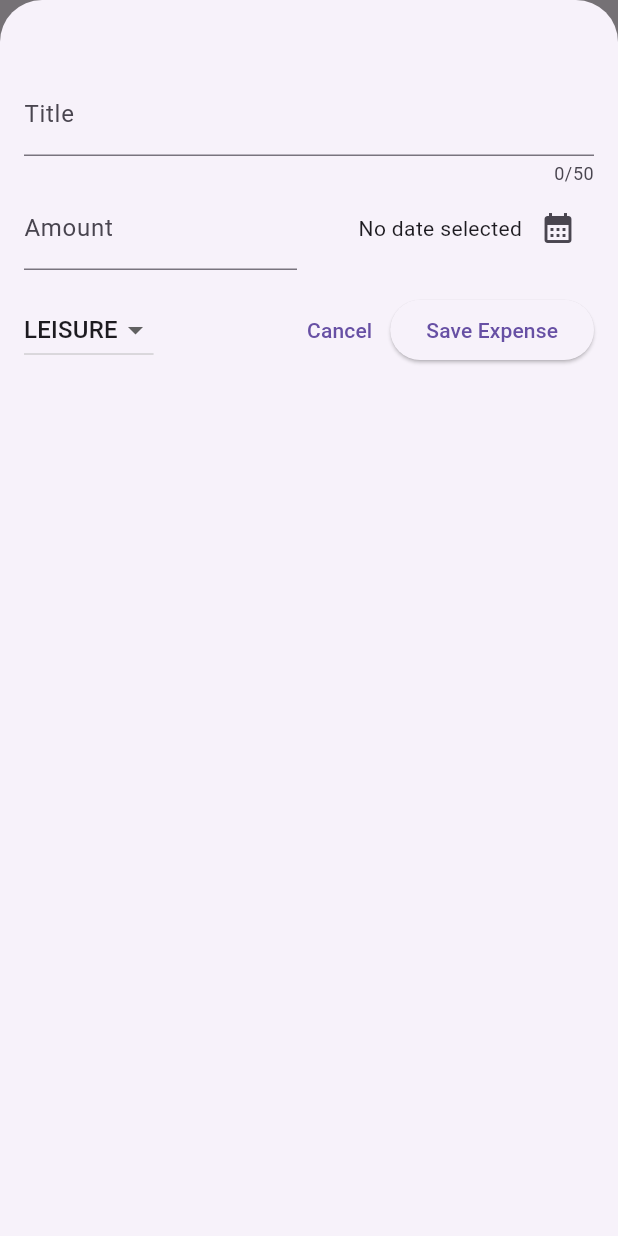
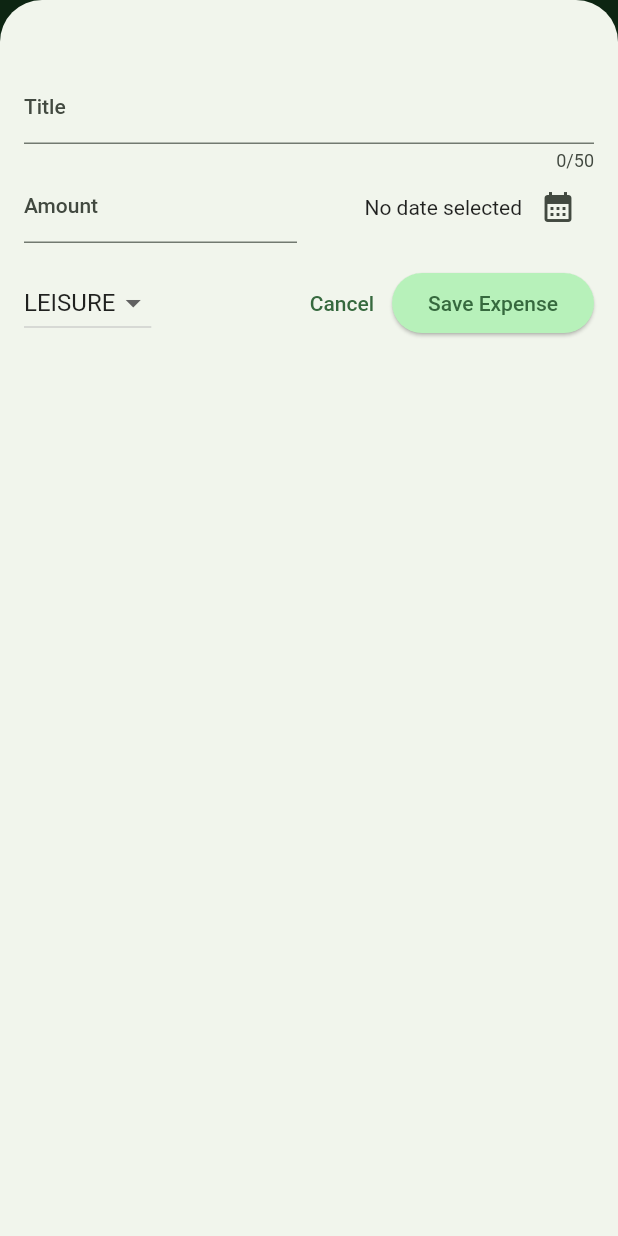
Before and after one commit to nwaenwae/flutter_expense_tracker, a Flutter app: the screen it shows after launch, after a tap on the "add" icon, on a phone screen of 412 x 824 dp. Run offline on Flutter 3.47's test engine with Material 2 defaults, Android fonts, the phone set to English and light mode, and no system bars.

Commit message:
adding theme and chart

```diff
--- a/lib/main.dart
+++ b/lib/main.dart
@@ -1,10 +1,54 @@
 import 'package:flutter/material.dart';
 import 'package:expense_tracker/widgets/expenses.dart';
+
+var kColorScheme = ColorScheme.fromSeed(
+  seedColor: const Color.fromARGB(255, 93, 238, 127),
+);
+
+var kDarkColorScheme = ColorScheme.fromSeed(
+  brightness: Brightness.dark,
+  seedColor: const Color.fromARGB(255, 5, 99, 125),
+);
 
 void main() {
   runApp(
     MaterialApp(
-      theme: ThemeData(useMaterial3: true),
+      darkTheme: ThemeData.dark().copyWith(
+        useMaterial3: true,
+        colorScheme: kDarkColorScheme,
+        cardTheme: const CardTheme().copyWith(
+          color: kDarkColorScheme.secondaryContainer,
+          margin: const EdgeInsets.symmetric(horizontal: 16, vertical: 8),
+        ),
+        elevatedButtonTheme: ElevatedButtonThemeData(
+          style: ElevatedButton.styleFrom(
+              backgroundColor: kDarkColorScheme.primaryContainer,
+              foregroundColor: kDarkColorScheme.onPrimaryContainer),
+        ),
+      ),
+      theme: ThemeData().copyWith(
+        useMaterial3: true,
+        colorScheme: kColorScheme,
+        appBarTheme: const AppBarTheme().copyWith(
+          backgroundColor: kColorScheme.onPrimaryContainer,
+          foregroundColor: kColorScheme.onPrimary,
+        ),
+        cardTheme: const CardTheme().copyWith(
+          color: kColorScheme.secondaryContainer,
+          margin: const EdgeInsets.symmetric(horizontal: 16, vertical: 8),
+        ),
+        elevatedButtonTheme: ElevatedButtonThemeData(
+          style: ElevatedButton.styleFrom(
+              backgroundColor: kColorScheme.primaryContainer),
+        ),
+        textTheme: ThemeData().textTheme.copyWith(
+              titleLarge: TextStyle(
+                  fontWeight: FontWeight.bold,
+                  color: kColorScheme.primary,
+                  fontSize: 14),
+            ),
+      ),
+      // themeMode: ThemeMode.system,
       home: const Expenses(),
     ),
   );
--- a/lib/models/expense.dart
+++ b/lib/models/expense.dart
@@ -32,3 +32,24 @@ class Expense {
     return formatter.format(date);
   }
 }
+
+class ExpenseBucket {
+  ExpenseBucket({required this.category, required this.expenses});
+
+  ExpenseBucket.forCategory(List<Expense> allExpenses, this.category)
+      : expenses = allExpenses
+            .where((expense) => expense.category == category)
+            .toList();
+
+  final Category category;
+  final List<Expense> expenses;
+
+  double get totalExpenses {
+    double sum = 0;
+
+    for (final expense in expenses) {
+      sum += expense.amount;
+    }
+    return sum;
+  }
+}
--- /dev/null
+++ b/lib/widgets/chart/chart.dart
@@ -0,0 +1,95 @@
+import 'package:flutter/material.dart';
+
+import 'package:expense_tracker/widgets/chart/chart_bar.dart';
+import 'package:expense_tracker/models/expense.dart';
+
+class Chart extends StatelessWidget {
+  const Chart({super.key, required this.expenses});
+
+  final List<Expense> expenses;
+
+  List<ExpenseBucket> get buckets {
+    return [
+      ExpenseBucket.forCategory(expenses, Category.food),
+      ExpenseBucket.forCategory(expenses, Category.leisure),
+      ExpenseBucket.forCategory(expenses, Category.travel),
+      ExpenseBucket.forCategory(expenses, Category.work),
+    ];
+  }
+
+  double get maxTotalExpense {
+    double maxTotalExpense = 0;
+
+    for (final bucket in buckets) {
+      if (bucket.totalExpenses > maxTotalExpense) {
+        maxTotalExpense = bucket.totalExpenses;
+      }
+    }
+
+    return maxTotalExpense;
+  }
+
+  @override
+  Widget build(BuildContext context) {
+    final isDarkMode =
+        MediaQuery.of(context).platformBrightness == Brightness.dark;
+    return Container(
+      margin: const EdgeInsets.all(16),
+      padding: const EdgeInsets.symmetric(
+        vertical: 16,
+        horizontal: 8,
+      ),
+      width: double.infinity,
+      height: 180,
+      decoration: BoxDecoration(
+        borderRadius: BorderRadius.circular(8),
+        gradient: LinearGradient(
+          colors: [
+            Theme.of(context).colorScheme.primary.withOpacity(0.3),
+            Theme.of(context).colorScheme.primary.withOpacity(0.0)
+          ],
+          begin: Alignment.bottomCenter,
+          end: Alignment.topCenter,
+        ),
+      ),
+      child: Column(
+        children: [
+          Expanded(
+            child: Row(
+              crossAxisAlignment: CrossAxisAlignment.end,
+              children: [
+                for (final bucket in buckets) // alternative to map()
+                  ChartBar(
+                    fill: bucket.totalExpenses == 0
+                        ? 0
+                        : bucket.totalExpenses / maxTotalExpense,
+                  )
+              ],
+            ),
+          ),
+          const SizedBox(height: 12),
+          Row(
+            children: buckets
+                .map(
+                  (bucket) => Expanded(
+                    child: Padding(
+                      padding: const EdgeInsets.symmetric(horizontal: 4),
+                      child: Icon(
+                        categoryIcons[bucket.category],
+                        color: isDarkMode
+                            ? Theme.of(context).colorScheme.secondary
+                            : Theme.of(context)
+                                .colorScheme
+                                .primary
+                                .withOpacity(0.7),
+                      ),
+                    ),
+                  ),
+                )
+                .toList(),
+          )
+        ],
+      ),
+    );
+  }
+}
--- /dev/null
+++ b/lib/widgets/chart/chart_bar.dart
@@ -0,0 +1,34 @@
+import 'package:flutter/material.dart';
+
+class ChartBar extends StatelessWidget {
+  const ChartBar({
+    super.key,
+    required this.fill,
+  });
+
+  final double fill;
+
+  @override
+  Widget build(BuildContext context) {
+    final isDarkMode =
+        MediaQuery.of(context).platformBrightness == Brightness.dark;
+    return Expanded(
+      child: Padding(
+        padding: const EdgeInsets.symmetric(horizontal: 4),
+        child: FractionallySizedBox(
+          heightFactor: fill,
+          child: DecoratedBox(
+            decoration: BoxDecoration(
+              shape: BoxShape.rectangle,
+              borderRadius:
+                  const BorderRadius.vertical(top: Radius.circular(8)),
+              color: isDarkMode
+                  ? Theme.of(context).colorScheme.secondary
+                  : Theme.of(context).colorScheme.primary.withOpacity(0.65),
+            ),
+          ),
+        ),
+      ),
+    );
+  }
+}
--- a/lib/widgets/expenses.dart
+++ b/lib/widgets/expenses.dart
@@ -1,3 +1,4 @@
+import 'package:expense_tracker/widgets/chart/chart.dart';
 import 'package:expense_tracker/widgets/expenses_list/expenses_list.dart';
 import 'package:expense_tracker/widgets/new_expense.dart';
 import 'package:flutter/material.dart';
@@ -88,7 +89,7 @@ class _ExpensesState extends State<Expenses> {
       ),
       body: Column(
         children: [
-          const Text('The chart'),
+          Chart(expenses: _registeredExpenses),
           Expanded(
             child: mainContent,
           ),
--- a/lib/widgets/expenses_list/expense_item.dart
+++ b/lib/widgets/expenses_list/expense_item.dart
@@ -12,8 +12,9 @@ class ExpenseItem extends StatelessWidget {
       child: Padding(
         padding: const EdgeInsets.symmetric(horizontal: 20, vertical: 16),
         child: Column(
+          crossAxisAlignment: CrossAxisAlignment.start,
           children: [
-            Text(expense.title),
+            Text(expense.title, style: Theme.of(context).textTheme.titleLarge),
             const SizedBox(height: 4),
             Row(
               children: [
--- a/lib/widgets/expenses_list/expenses_list.dart
+++ b/lib/widgets/expenses_list/expenses_list.dart
@@ -14,6 +14,12 @@ class ExpensesList extends StatelessWidget {
     return ListView.builder(
       itemCount: expenses.length,
       itemBuilder: (ctx, index) => Dismissible(
+        background: Container(
+          color: Theme.of(context).colorScheme.error.withOpacity(0.5),
+          margin: EdgeInsets.symmetric(
+            horizontal: Theme.of(context).cardTheme.margin!.horizontal,
+          ),
+        ),
         onDismissed: (direction) {
           onRemoveExpense(expenses[index]);
         },
```
